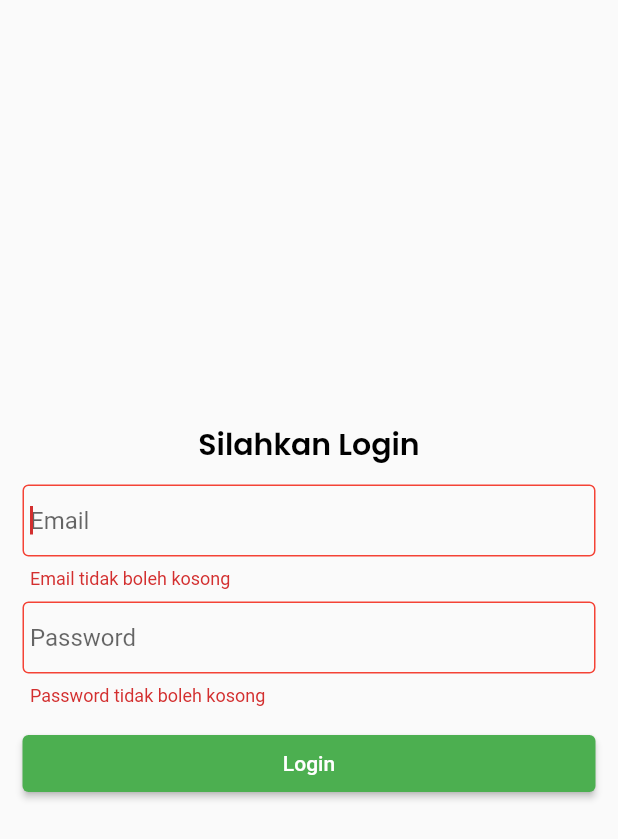
After one commit to rizkyfransisca/Travi-Application, a Flutter app: the LoginPage screen opened directly, after a tap on "Login", on a phone screen of 412 x 824 dp. The commit adds this screen. Shown: the top 839 px of the screen. Run offline on Flutter 3.47's test engine with Material 2 defaults, Android fonts, the phone set to English and light mode, and no system bars; our stand-ins replace dio, flutter_html, image_picker; network calls fail.

Commit message:
Create Login Page

```diff
--- a/travi_app_flutter/lib/main.dart
+++ b/travi_app_flutter/lib/main.dart
@@ -1,6 +1,7 @@
 import 'package:flutter/material.dart';
 import 'package:travi_app/pages/home_page.dart';
 import 'package:travi_app/pages/event_festival_page.dart';
+import 'package:travi_app/pages/login_page.dart';
 import 'package:travi_app/pages/tour_package_detail_page.dart';
 import 'package:travi_app/pages/tour_package_page.dart';
 import 'package:travi_app/pages/destination_page.dart';
--- /dev/null
+++ b/travi_app_flutter/lib/pages/login_page.dart
@@ -0,0 +1,150 @@
+import 'package:flutter/material.dart';
+import 'package:flutter/services.dart';
+
+class LoginPage extends StatefulWidget {
+  const LoginPage({Key? key}) : super(key: key);
+
+  @override
+  State<LoginPage> createState() => _LoginPageState();
+}
+
+class _LoginPageState extends State<LoginPage> {
+  final GlobalKey<FormState> _formKey = GlobalKey<FormState>();
+
+  final emailController = TextEditingController();
+  final passwordController = TextEditingController();
+
+  var _isVisible = false;
+
+  @override
+  void initState() {
+    super.initState();
+    _isVisible = false;
+  }
+
+  @override
+  Widget build(BuildContext context) {
+    return Scaffold(
+      body: SafeArea(
+        child: Container(
+          padding: const EdgeInsets.all(15),
+          child: Form(
+              key: _formKey,
+              child: Column(
+                mainAxisAlignment: MainAxisAlignment.center,
+                crossAxisAlignment: CrossAxisAlignment.center,
+                children: [
+                  const Text(
+                    'Silahkan Login',
+                    textAlign: TextAlign.center,
+                    style: TextStyle(
+                        fontSize: 20,
+                        fontWeight: FontWeight.bold,
+                        fontFamily: 'Poppins',
+                        color: Colors.black),
+                  ),
+                  const SizedBox(
+                    height: 12,
+                  ),
+                  TextFormField(
+                    autofocus: true,
+                    onTap: () {
+                      setState(() {
+                        _isVisible = false;
+                      });
+                    },
+                    controller: emailController,
+                    validator: (value) {
+                      if (value == null || value.isEmpty) {
+                        return 'Email tidak boleh kosong';
+                      }
+                      return null;
+                    },
+                    decoration: const InputDecoration(
+                        hintText: 'Email',
+                        focusedErrorBorder: OutlineInputBorder(
+                            borderSide: BorderSide(color: Colors.red)),
+                        errorBorder: OutlineInputBorder(
+                            borderSide: BorderSide(color: Colors.red)),
+                        contentPadding: EdgeInsets.all(5),
+                        enabledBorder: OutlineInputBorder(
+                            borderSide: BorderSide(color: Colors.green)),
+                        focusedBorder: OutlineInputBorder(
+                            borderSide: BorderSide(color: Colors.green))),
+                  ),
+                  const SizedBox(
+                    height: 8,
+                  ),
+                  TextFormField(
+                    onTap: () {
+                      setState(() {
+                        _isVisible = false;
+                      });
+                    },
+                    controller: passwordController,
+                    validator: (value) {
+                      if (value == null || value.isEmpty) {
+                        return 'Password tidak boleh kosong';
+                      }
+                      return null;
+                    },
+                    obscureText: true,
+                    decoration: const InputDecoration(
+                        hintText: 'Password',
+                        focusedErrorBorder: OutlineInputBorder(
+                            borderSide: BorderSide(color: Colors.red)),
+                        errorBorder: OutlineInputBorder(
+                            borderSide: BorderSide(color: Colors.red)),
+                        contentPadding: EdgeInsets.all(5),
+                        enabledBorder: OutlineInputBorder(
+                            borderSide: BorderSide(color: Colors.green)),
+                        focusedBorder: OutlineInputBorder(
+                            borderSide: BorderSide(color: Colors.green))),
+                  ),
+                  const SizedBox(
+                    height: 8,
+                  ),
+                  Visibility(
+                      visible: _isVisible,
+                      child: const Text(
+                        'Email atau password salah',
+                        textAlign: TextAlign.center,
+                        style: TextStyle(
+                            fontSize: 13,
+                            fontWeight: FontWeight.bold,
+                            fontFamily: 'Poppins',
+                            color: Colors.red),
+                      )),
+                  const SizedBox(
+                    height: 6,
+                  ),
+                  Center(
+                    child: ElevatedButton(
+                        style: ElevatedButton.styleFrom(
+                            minimumSize: const Size.fromHeight(38),
+                            primary: Colors.green,
+                            padding: const EdgeInsets.all(10)),
+                        onPressed: () async {
+                          if (_formKey.currentState!.validate()) {
+                            if (emailController.text == 'admin@gmail.com' &&
+                                passwordController.text == 'admin') {
+                              debugPrint('berhasil');
+                            } else {
+                              setState(() {
+                                _isVisible = true;
+                              });
+                            }
+                          }
+                        },
+                        child: const Text('Login')),
+                  ),
+                  const SizedBox(
+                    height: 10,
+                  ),
+                ],
+              )),
+        ),
+      ),
+    );
+  }
+}
```
Also changed, not shown: api-travi-laravel/public/Gambar/eventfestival/1656053396cv.png (added), api-travi-laravel/public/Gambar/eventfestival/1656058435cv.png (added), api-travi-laravel/public/Gambar/eventfestival/1656058642cv.png (added), api-travi-laravel/public/Gambar/eventfestival/1656063021enterprise.png (added), 2 other files.
